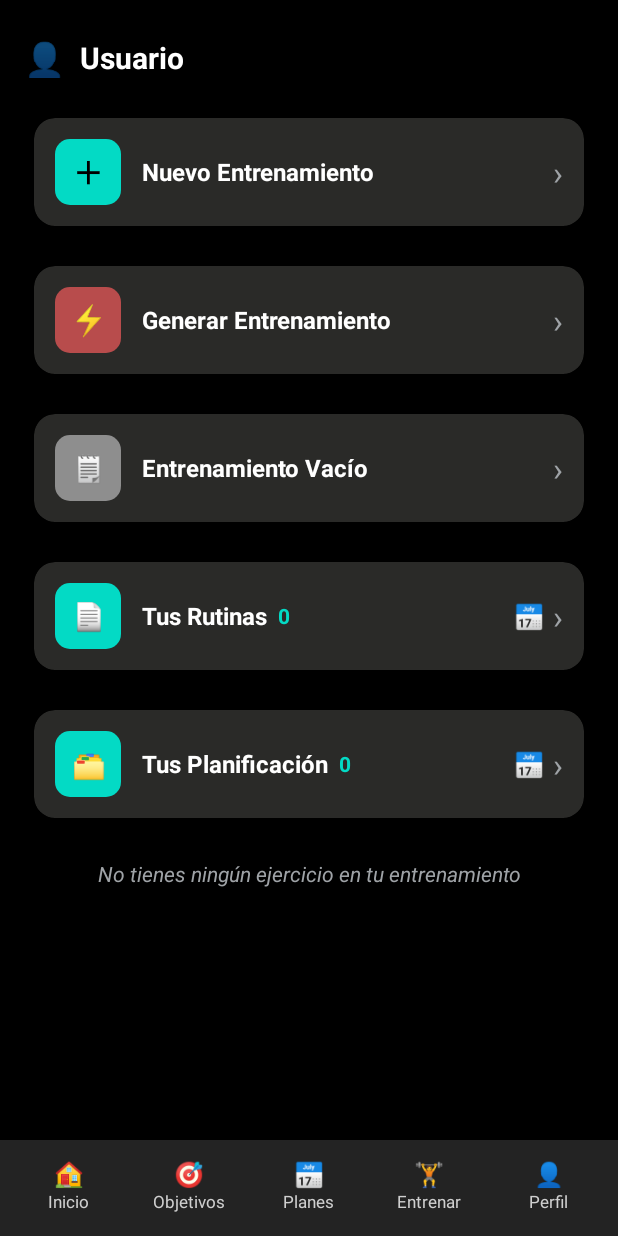
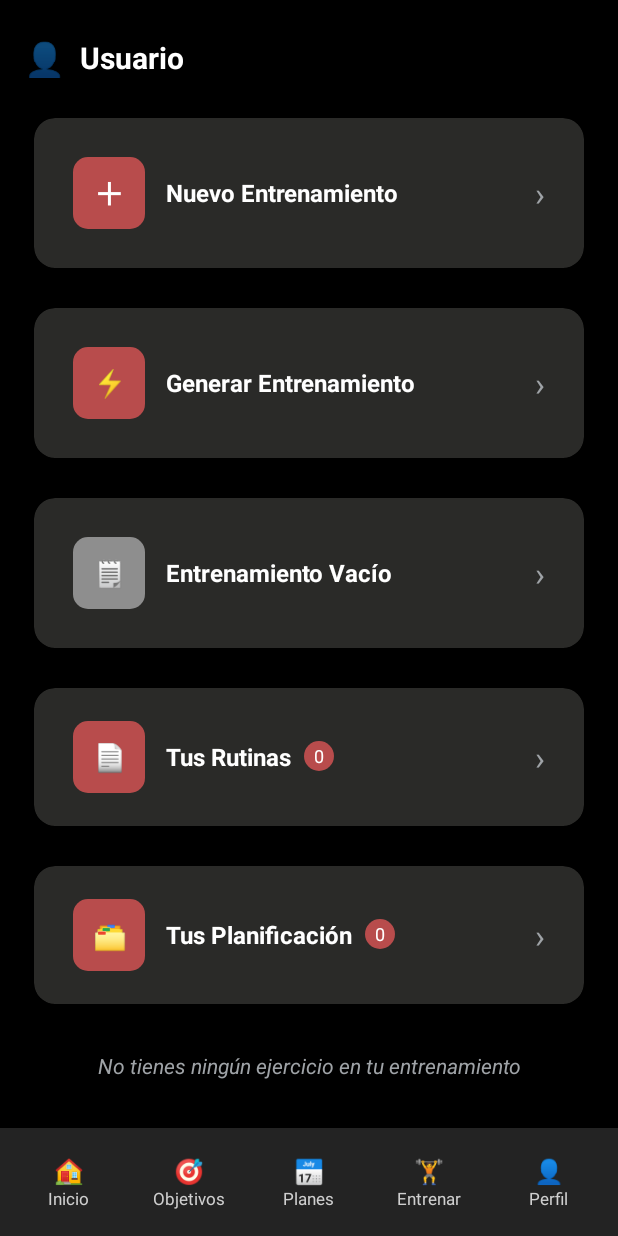
Before and after one commit to Alexandervalladares/SymetryCreed, an Android app: the CenterActivity screen opened directly, with no data from a screen before it, on a phone screen of 412 x 824 dp. Run offline under Robolectric (Android 15) with nearby library versions, the phone set to English and light mode, and no system bars.

Commit message:
cambiio de estilo y tamaño 2

```diff
--- /dev/null
+++ b/app/src/main/res/drawable/badge_blue.xml
@@ -0,0 +1,5 @@
+<?xml version="1.0" encoding="utf-8"?>
+<shape xmlns:android="http://schemas.android.com/apk/res/android" android:shape="oval">
+    <size android:width="20dp" android:height="20dp"/>
+    <solid android:color="@color/link"/>>
+</shape>
--- a/app/src/main/res/layout/activity_center.xml
+++ b/app/src/main/res/layout/activity_center.xml
@@ -6,20 +6,19 @@
     android:layout_height="match_parent"
     android:background="@color/black">
 
-    <!-- Contenido scrollable -->
     <ScrollView
         android:layout_width="match_parent"
         android:layout_height="match_parent"
         android:fillViewport="true"
         android:padding="16dp"
-        android:layout_marginBottom="72dp">
+        android:layout_marginBottom="88dp">
 
         <LinearLayout
             android:layout_width="match_parent"
             android:layout_height="wrap_content"
             android:orientation="vertical">
 
-            <!-- Header con “Usuario” -->
+            <!-- Header -->
             <LinearLayout
                 android:layout_width="match_parent"
                 android:layout_height="wrap_content"
@@ -48,19 +47,22 @@
 
                 <LinearLayout
                     android:layout_width="match_parent"
-                    android:layout_height="wrap_content"
+                    android:layout_height="72dp"
                     android:orientation="horizontal"
-                    android:gravity="center_vertical">
+                    android:gravity="center_vertical"
+                    android:paddingStart="12dp"
+                    android:paddingEnd="12dp">
 
+                    <!-- chip cuadrado -->
                     <TextView
-                        android:layout_width="44dp"
-                        android:layout_height="44dp"
+                        android:layout_width="48dp"
+                        android:layout_height="48dp"
                         android:gravity="center"
                         android:text="＋"
                         android:textStyle="bold"
                         android:textSize="20sp"
-                        android:background="@drawable/bg_chip_cyan"
-                        android:textColor="@android:color/black"/>
+                        android:background="@drawable/bg_chip_red"
+                        android:textColor="@android:color/white"/>
 
                     <TextView
                         android:layout_width="0dp"
@@ -88,18 +90,20 @@
 
                 <LinearLayout
                     android:layout_width="match_parent"
-                    android:layout_height="wrap_content"
+                    android:layout_height="72dp"
                     android:orientation="horizontal"
-                    android:gravity="center_vertical">
+                    android:gravity="center_vertical"
+                    android:paddingStart="12dp"
+                    android:paddingEnd="12dp">
 
                     <TextView
-                        android:layout_width="44dp"
-                        android:layout_height="44dp"
+                        android:layout_width="48dp"
+                        android:layout_height="48dp"
                         android:gravity="center"
                         android:text="⚡"
-                        android:textSize="20sp"
+                        android:textSize="18sp"
                         android:background="@drawable/bg_chip_red"
-                        android:textColor="@android:color/black"/>
+                        android:textColor="@android:color/white"/>
 
                     <TextView
                         android:layout_width="0dp"
@@ -127,18 +131,20 @@
 
                 <LinearLayout
                     android:layout_width="match_parent"
-                    android:layout_height="wrap_content"
+                    android:layout_height="72dp"
                     android:orientation="horizontal"
-                    android:gravity="center_vertical">
+                    android:gravity="center_vertical"
+                    android:paddingStart="12dp"
+                    android:paddingEnd="12dp">
 
                     <TextView
-                        android:layout_width="44dp"
-                        android:layout_height="44dp"
+                        android:layout_width="48dp"
+                        android:layout_height="48dp"
                         android:gravity="center"
                         android:text="🗒"
                         android:textSize="18sp"
                         android:background="@drawable/bg_chip_gray"
-                        android:textColor="@android:color/black"/>
+                        android:textColor="@android:color/white"/>
 
                     <TextView
                         android:layout_width="0dp"
@@ -159,25 +165,27 @@
                 </LinearLayout>
             </com.google.android.material.card.MaterialCardView>
 
-            <!-- CARD: Tus Rutinas -->
+            <!-- CARD: Tus Rutinas (con contador badge) -->
             <com.google.android.material.card.MaterialCardView
                 style="@style/DashboardCard"
                 android:layout_marginTop="12dp">
 
                 <LinearLayout
                     android:layout_width="match_parent"
-                    android:layout_height="wrap_content"
+                    android:layout_height="64dp"
                     android:orientation="horizontal"
-                    android:gravity="center_vertical">
+                    android:gravity="center_vertical"
+                    android:paddingStart="12dp"
+                    android:paddingEnd="12dp">
 
                     <TextView
-                        android:layout_width="44dp"
-                        android:layout_height="44dp"
+                        android:layout_width="48dp"
+                        android:layout_height="48dp"
                         android:gravity="center"
                         android:text="📄"
                         android:textSize="18sp"
-                        android:background="@drawable/bg_chip_cyan"
-                        android:textColor="@android:color/black"/>
+                        android:background="@drawable/bg_chip_red"
+                        android:textColor="@android:color/white"/>
 
                     <LinearLayout
                         android:layout_width="0dp"
@@ -196,21 +204,16 @@
                             android:textSize="16sp"/>
 
                         <TextView
-                            android:layout_width="wrap_content"
-                            android:layout_height="wrap_content"
-                            android:text="  0"
-                            android:textColor="@color/link"
-                            android:textStyle="bold"
-                            android:textSize="14sp"/>
+                            android:id="@+id/countRutinas"
+                            android:layout_width="20dp"
+                            android:layout_height="20dp"
+                            android:layout_marginStart="8dp"
+                            android:gravity="center"
+                            android:text="0"
+                            android:textColor="@android:color/white"
+                            android:textSize="12sp"
+                            android:background="@drawable/bg_chip_red"/>
                     </LinearLayout>
-
-                    <TextView
-                        android:layout_width="wrap_content"
-                        android:layout_height="wrap_content"
-                        android:text="📅"
-                        android:textSize="16sp"
-                        android:layout_marginEnd="6dp"
-                        android:textColor="#9FA3A7"/>
 
                     <TextView
                         android:layout_width="wrap_content"
@@ -229,18 +232,20 @@
 
                 <LinearLayout
                     android:layout_width="match_parent"
-                    android:layout_height="wrap_content"
+                    android:layout_height="64dp"
                     android:orientation="horizontal"
-                    android:gravity="center_vertical">
+                    android:gravity="center_vertical"
+                    android:paddingStart="12dp"
+                    android:paddingEnd="12dp">
 
                     <TextView
-                        android:layout_width="44dp"
-                        android:layout_height="44dp"
+                        android:layout_width="48dp"
+                        android:layout_height="48dp"
                         android:gravity="center"
                         android:text="🗂"
                         android:textSize="18sp"
-                        android:background="@drawable/bg_chip_cyan"
-                        android:textColor="@android:color/black"/>
+                        android:background="@drawable/bg_chip_red"
+                        android:textColor="@android:color/white"/>
 
                     <LinearLayout
                         android:layout_width="0dp"
@@ -259,21 +264,15 @@
                             android:textSize="16sp"/>
 
                         <TextView
-                            android:layout_width="wrap_content"
-                            android:layout_height="wrap_content"
-                            android:text="  0"
-                            android:textColor="@color/link"
-                            android:textStyle="bold"
-                            android:textSize="14sp"/>
+                            android:layout_width="20dp"
+                            android:layout_height="20dp"
+                            android:layout_marginStart="8dp"
+                            android:gravity="center"
+                            android:text="0"
+                            android:textColor="@android:color/white"
+                            android:textSize="12sp"
+                            android:background="@drawable/bg_chip_red"/>
                     </LinearLayout>
-
-                    <TextView
-                        android:layout_width="wrap_content"
-                        android:layout_height="wrap_content"
-                        android:text="📅"
-                        android:textSize="16sp"
-                        android:layout_marginEnd="6dp"
-                        android:textColor="#9FA3A7"/>
 
                     <TextView
                         android:layout_width="wrap_content"
@@ -292,25 +291,25 @@
                 android:textColor="#9FA3A7"
                 android:textStyle="italic"
                 android:gravity="center"
-                android:layout_marginTop="4dp"
-                android:layout_marginBottom="8dp"/>
+                android:layout_marginTop="8dp"
+                android:layout_marginBottom="24dp"/>
         </LinearLayout>
     </ScrollView>
 
-    <!-- Bottom bar “fake” (solo visual) -->
+    <!-- Bottom bar -->
     <LinearLayout
         android:id="@+id/fakeBottomBar"
         android:layout_width="match_parent"
-        android:layout_height="64dp"
+        android:layout_height="72dp"
         android:layout_gravity="bottom"
         android:background="@color/input_bg_dark"
         android:paddingHorizontal="6dp"
-        android:paddingTop="6dp"
+        android:paddingTop="10dp"
         android:paddingBottom="10dp"
         android:orientation="horizontal"
-        android:weightSum="5">
+        android:weightSum="5"
+        android:elevation="8dp">
 
-        <!-- Item -->
         <LinearLayout
             style="@style/BottomItem"
             android:layout_weight="1">
--- a/app/src/main/res/values/colors.xml
+++ b/app/src/main/res/values/colors.xml
@@ -7,8 +7,8 @@
     <color name="gray_google">#3C3C3C</color>
     <color name="red_accent">#B44240</color>
     <color name="hint">#9A9A9A</color>
-    <color name="link">#03DAC5</color>
-    <color name="teal_200">#03DAC5</color>
+    <color name="link">#DA030A</color>
+    <color name="teal_200">#851019</color>
     <color name="background_dark">#121212</color>
     <color name="gray_box_selected">#401919</color>
 
```
